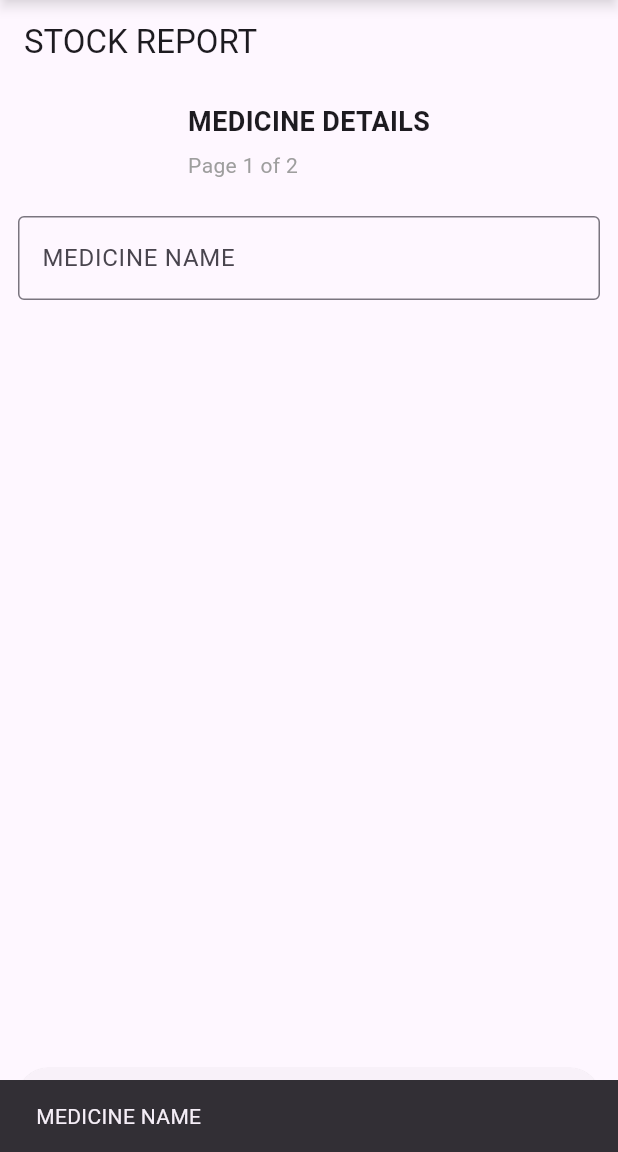
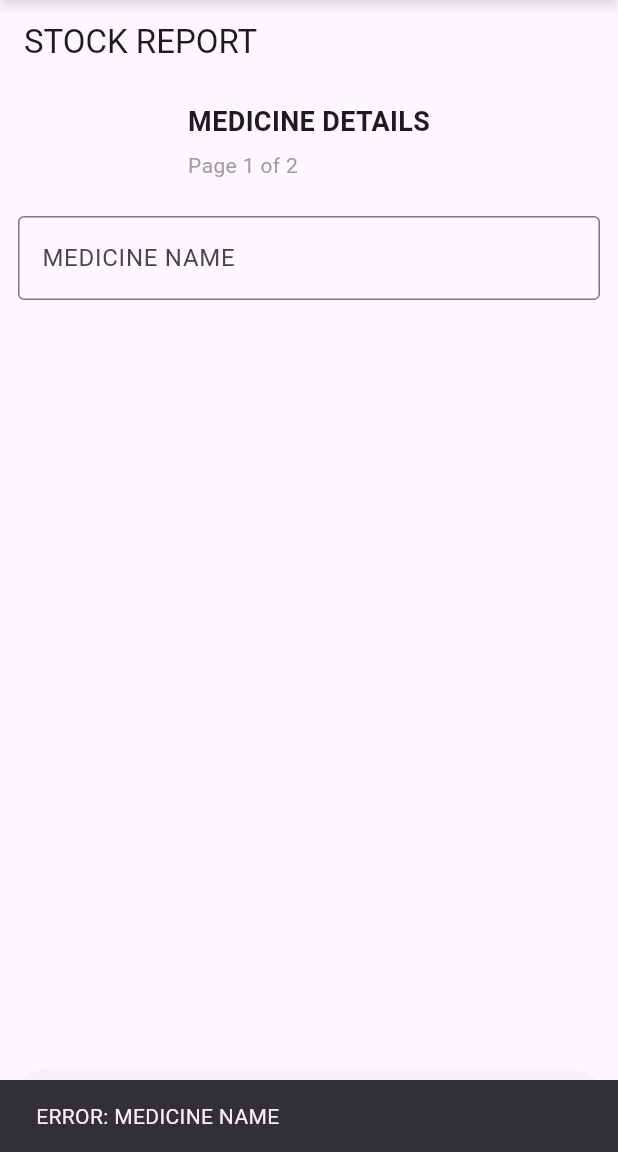
Before and after one commit to nikhiljose47/form_renderer, a Flutter app: the screen it shows after launch, after a tap on "NEXT", on a phone screen of 412 x 824 dp, the part 84-1236 px from its top. Run offline on Flutter 3.47's test engine with Material 3 defaults, Android fonts, the phone set to English and light mode, and no system bars.

Commit message:
Fixes: Wrong class names and dead codes

```diff
--- a/lib/core/services/config_loader.dart
+++ b/lib/core/services/config_loader.dart
@@ -3,6 +3,7 @@ import 'package:flutter/services.dart';
 
 class ConfigLoader {
 
+  // Load the data as Map from the given json path
   static Future<Map<String, dynamic>> load(String path) async {
     final jsonString = await rootBundle.loadString(path);
     final data = json.decode(jsonString);
--- a/lib/core/services/form_engine.dart
+++ b/lib/core/services/form_engine.dart
@@ -21,16 +21,13 @@ class FormEngine {
   String? onNextAction() {
     final error = _validateCurrentPage();
     if (error != null) {
-      return "ERROR::$error";
+      return 'ERROR: $error';
     }
 
     final label = currentPage.actionLabel;
 
-    if (label == 'NEXT') {
-      if (currentIndex < pages.length - 1) {
-        currentIndex++;
-      }
-      return null;
+    if (label == 'NEXT' && currentIndex < pages.length - 1) {
+      currentIndex++;
     }
 
     if (label == 'SUBMIT') {
@@ -75,8 +72,4 @@ class FormEngine {
       currentIndex--;
     }
   }
-
-  void reset() {
-    currentIndex = 0;
-  }
 }
--- a/lib/core/services/form_state_store.dart
+++ b/lib/core/services/form_state_store.dart
@@ -4,7 +4,6 @@ class FormStateStore {
   final Map<String, dynamic> _data = {};
 
   FormStateStore._internal();
-
 
   void setValue(String key, dynamic value) {
     _data[key] = value;
@@ -14,5 +13,5 @@ class FormStateStore {
     return _data[key] as T?;
   }
 
-  Map<String, dynamic> getAll() => Map.unmodifiable(_data);
+  Map<String, dynamic> getAll() => _data;
 }
--- a/lib/core/utils/form_value_replacer.dart
+++ b/lib/core/utils/form_value_replacer.dart
@@ -1,7 +1,7 @@
 import 'package:form_renderer/core/services/form_state_store.dart';
 
 class FormValueReplacer {
-  static String resolve(String text) {
+  static String replace(String text) {
     final data = FormStateStore().getAll();
 
     data.forEach((key, value) {
--- a/lib/models/form_flow_model.dart
+++ b/lib/models/form_flow_model.dart
@@ -22,7 +22,7 @@ class FormFlowModel {
   });
 
   factory FormFlowModel.fromJson(Map<String, dynamic> json) {
-    // -------- Pages --------
+
     List<FormPageModel> pagesList = [];
     if (json['pages'] != null) {
       List rawPages = json['pages'];
@@ -31,7 +31,6 @@ class FormFlowModel {
       }
     }
 
-    // -------- Actions --------
     List<FormActionModel> actionsList = [];
     if (json['onSubmit'] != null) {
       List rawActions = json['onSubmit'];
@@ -40,7 +39,6 @@ class FormFlowModel {
       }
     }
 
-    // -------- Template (Success Screen) --------
     List<TemplateSectionModel>? sections;
 
     if (json['body'] != null) {
--- a/lib/screens/flow_manger_screen.dart
+++ b/lib/screens/flow_manager_screen.dart
@@ -52,12 +52,8 @@ class _FlowManagerState extends State<FlowManager> {
   void handleNext() {
     final result = engine!.onNextAction();
 
-    if (result != null && result.startsWith("ERROR::")) {
-      final message = result.replaceFirst("ERROR::", "");
-
-      ScaffoldMessenger.of(
-        context,
-      ).showSnackBar(SnackBar(content: Text(message)));
+    if (result != null && result.startsWith("ERROR:")) {
+      ScaffoldMessenger.of(context).showSnackBar(SnackBar(content: Text(result)));
       return;
     }
 
--- a/lib/screens/home_screen.dart
+++ b/lib/screens/home_screen.dart
@@ -2,7 +2,7 @@ import 'package:flutter/material.dart';
 import 'package:form_renderer/core/constants/assets_path.dart';
 import 'package:form_renderer/core/services/config_loader.dart';
 import 'package:form_renderer/models/form_flow_model.dart';
-import 'package:form_renderer/screens/flow_manger_screen.dart';
+import 'package:form_renderer/screens/flow_manager_screen.dart';
 
 class HomeScreen extends StatefulWidget {
   const HomeScreen({super.key});
```
Also changed, not shown: lib/screens/template_screen.dart (+5 -10 lines).
